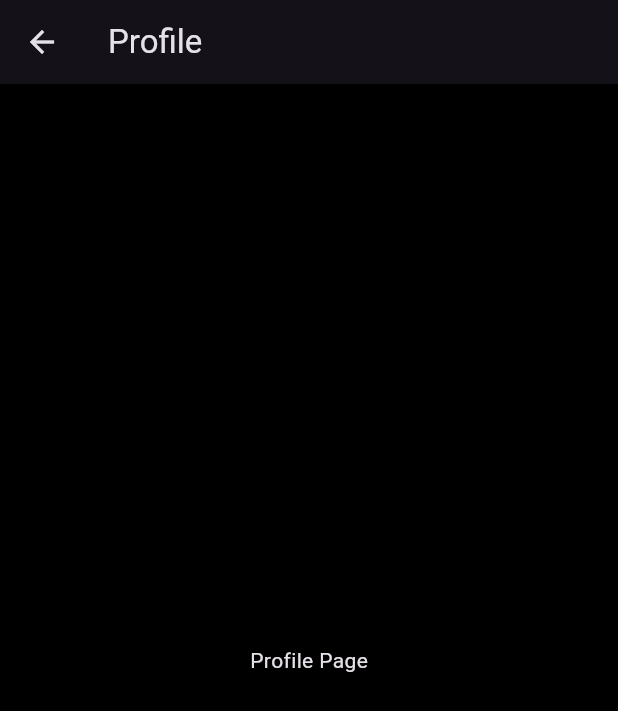
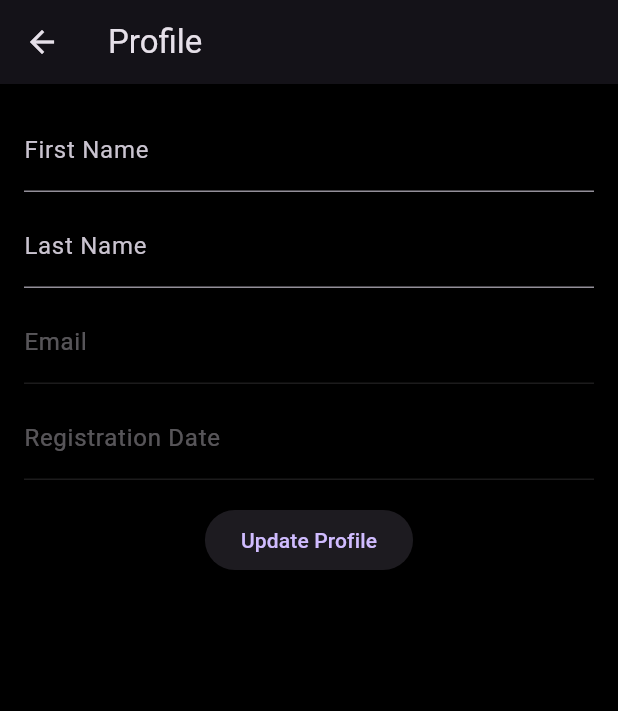
Before and after one commit to abhiramgelle1/HomeWork04_MessageBoardApp, a Flutter app: the ProfilePage screen opened directly, on a phone screen of 412 x 824 dp. Shown: the top 711 px of the screen. Run offline on Flutter 3.47's test engine with Material 3 defaults, Android fonts, the phone set to English and light mode, and no system bars; our stand-ins replace cloud_firestore, firebase_auth, firebase_core; accounts and stored records are empty.

Commit message:
feauture fixes and updation profile details implementation

```diff
--- a/lib/main.dart
+++ b/lib/main.dart
@@ -254,6 +254,11 @@
     'assets/tech.png',
     'assets/travel.png',
   ];
+  final List<List<String>> defaultMessages = [
+    ['Great match!', 'Who will win the finals?'],
+    ['New gadget release', 'Future of AI?'],
+    ['Best places to visit?', 'Travel tips needed!']
+  ];
 
   @override
   Widget build(BuildContext context) {
@@ -268,7 +273,19 @@
         ),
         itemCount: boardNames.length,
         itemBuilder: (context, index) {
-          return Container(
+          return GestureDetector(
+            onTap: () {
+              Navigator.push(
+                context,
+                MaterialPageRoute(
+                  builder: (_) => ChatPage(
+                    boardName: boardNames[index],
+                    messages: defaultMessages[index],
+                  ),
+                ),
+              );
+            },
+            child: Container(
               decoration: BoxDecoration(
                 borderRadius: BorderRadius.circular(16),
                 image: DecorationImage(
@@ -287,6 +304,7 @@
                   ),
                 ),
               ),
+            ),
           );
         },
       ),
@@ -294,15 +312,126 @@
   }
 }
 
-class ProfilePage extends StatelessWidget {
+class ChatPage extends StatelessWidget {
+  final String boardName;
+  final List<String> messages;
+
+  const ChatPage({Key? key, required this.boardName, required this.messages})
+      : super(key: key);
+
+  @override
+  Widget build(BuildContext context) {
+    return Scaffold(
+      appBar: AppBar(title: Text(boardName)),
+      body: ListView.builder(
+        itemCount: messages.length,
+        itemBuilder: (context, index) {
+          return ListTile(
+            title: Text(messages[index]),
+          );
+        },
+      ),
+    );
+  }
+}
+
+class ProfilePage extends StatefulWidget {
   const ProfilePage({Key? key}) : super(key: key);
+
+  @override
+  State<ProfilePage> createState() => _ProfilePageState();
+}
+
+class _ProfilePageState extends State<ProfilePage> {
+  final User? user = FirebaseAuth.instance.currentUser;
+  final TextEditingController _firstNameController = TextEditingController();
+  final TextEditingController _lastNameController = TextEditingController();
+  String email = '';
+  String registrationDate = '';
+
+  @override
+  void initState() {
+    super.initState();
+    _fetchUserDetails();
+  }
+
+  Future<void> _fetchUserDetails() async {
+    if (user != null) {
+      final userData = await FirebaseFirestore.instance
+          .collection('users')
+          .doc(user!.uid)
+          .get();
+      if (userData.exists) {
+        final data = userData.data();
+        if (data != null) {
+          setState(() {
+            _firstNameController.text = data['firstName'] ?? '';
+            _lastNameController.text = data['lastName'] ?? '';
+            email = data['email'] ?? '';
+            registrationDate =
+                (data['registrationDateTime'] as Timestamp).toDate().toString();
+          });
+        }
+      }
+    }
+  }
+
+  Future<void> _updateUserDetails() async {
+    if (user != null) {
+      try {
+        await FirebaseFirestore.instance
+            .collection('users')
+            .doc(user!.uid)
+            .update({
+          'firstName': _firstNameController.text.trim(),
+          'lastName': _lastNameController.text.trim(),
+        });
+        ScaffoldMessenger.of(context).showSnackBar(
+          const SnackBar(content: Text('Profile updated successfully!')),
+        );
+      } catch (e) {
+        ScaffoldMessenger.of(context).showSnackBar(
+          SnackBar(content: Text('Error updating profile: $e')),
+        );
+      }
+    }
+  }
 
   @override
   Widget build(BuildContext context) {
     return Scaffold(
       appBar: AppBar(title: const Text('Profile')),
-      body: const Center(
-        child: Text('Profile Page'),
+      body: Padding(
+        padding: const EdgeInsets.all(16.0),
+        child: Column(
+          children: [
+            TextField(
+              controller: _firstNameController,
+              decoration: const InputDecoration(labelText: 'First Name'),
+            ),
+            const SizedBox(height: 8),
+            TextField(
+              controller: _lastNameController,
+              decoration: const InputDecoration(labelText: 'Last Name'),
+            ),
+            const SizedBox(height: 8),
+            TextField(
+              enabled: false,
+              decoration: InputDecoration(labelText: 'Email', hintText: email),
+            ),
+            const SizedBox(height: 8),
+            TextField(
+              enabled: false,
+              decoration: InputDecoration(
+                  labelText: 'Registration Date', hintText: registrationDate),
+            ),
+            const SizedBox(height: 16),
+            ElevatedButton(
+              onPressed: _updateUserDetails,
+              child: const Text('Update Profile'),
+            ),
+          ],
+        ),
       ),
     );
   }
```
Lines whose indentation alone changed are shown as unchanged.
